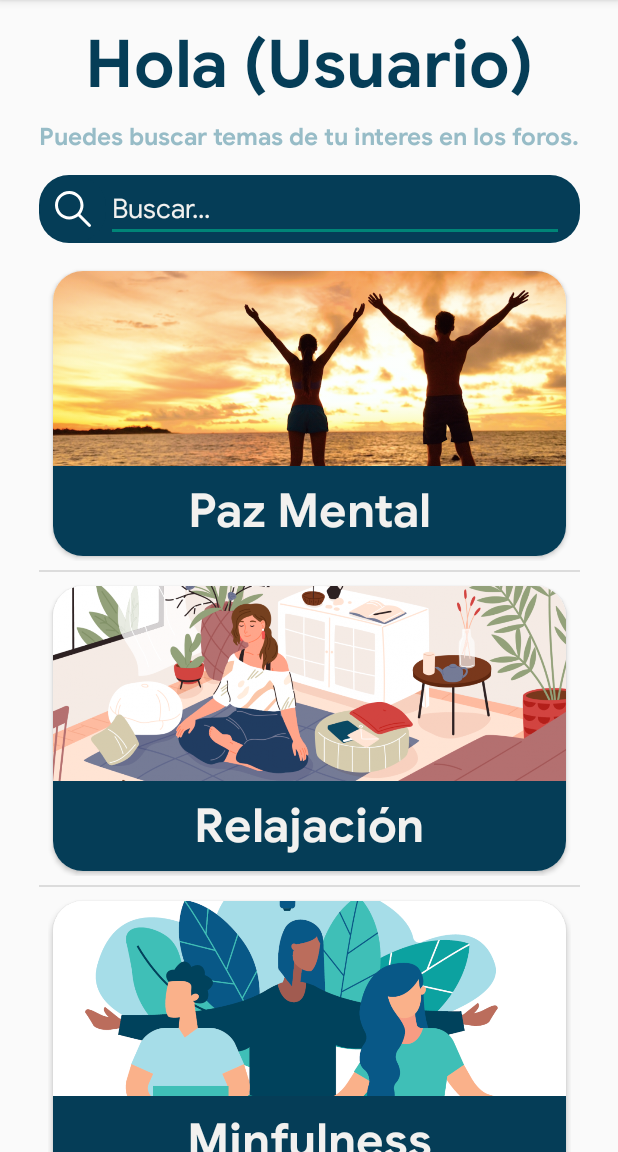
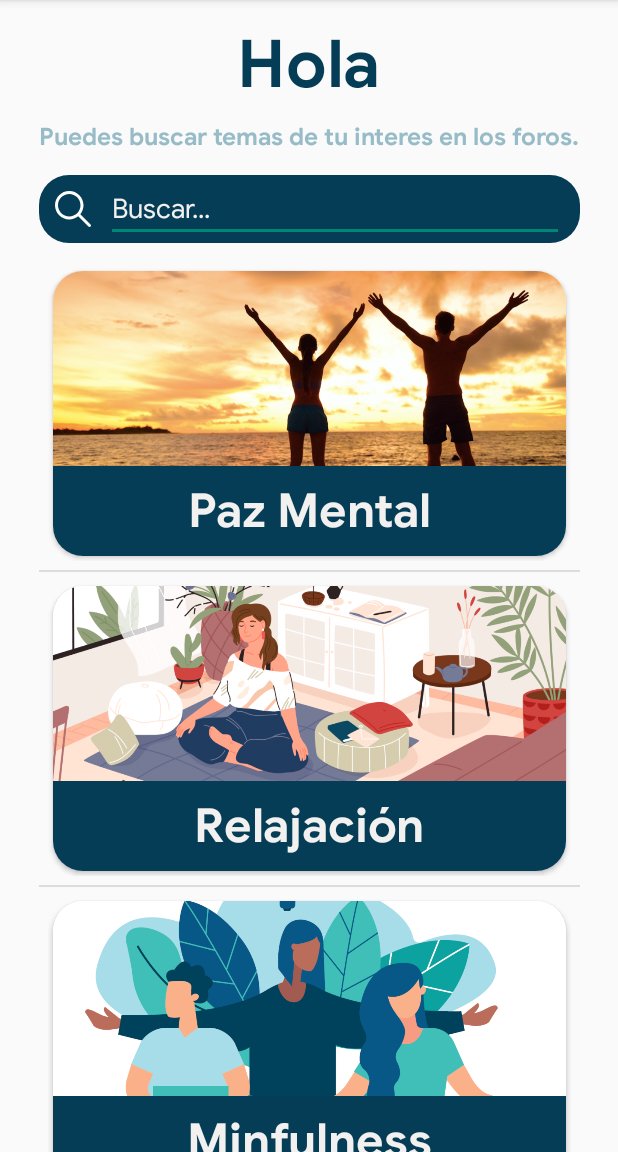
Before and after one commit to luisanuneze/mindmatters-app, an Android app: the ForumActivity screen opened directly, with no data from a screen before it, on a phone screen of 412 x 824 dp, the part 84-1236 px from its top. Run offline under Robolectric (Android 15) with nearby library versions, the phone set to English and light mode, and no system bars.

Commit message:
Unificando el proyecto

```diff
--- a/app/src/main/AndroidManifest.xml
+++ b/app/src/main/AndroidManifest.xml
@@ -9,7 +9,10 @@
         android:roundIcon="@mipmap/ic_launcher_round"
         android:supportsRtl="true"
         android:theme="@style/Theme.MindMattersApp">
+        <activity android:name=".models.PaginaDiario"></activity>
+        <activity android:name=".models.MainDiario" />
         <activity android:name=".activities.ForumActivity"></activity>
+        <activity android:name=".activities.forum.ForumWebActivity"></activity>
         <activity android:name=".register" />
         <activity android:name=".MainActivity">
             <intent-filter>
--- a/app/src/main/java/com/example/mindmattersapp/adapters/ForumAdapter.java
+++ b/app/src/main/java/com/example/mindmattersapp/adapters/ForumAdapter.java
@@ -1,5 +1,7 @@
 package com.example.mindmattersapp.adapters;
 
+import android.content.Context;
+import android.content.Intent;
 import android.view.LayoutInflater;
 import android.view.View;
 import android.view.ViewGroup;
@@ -7,10 +9,12 @@ import android.widget.ImageView;
 import android.widget.TextView;
 
 import androidx.annotation.NonNull;
+import androidx.cardview.widget.CardView;
 import androidx.recyclerview.widget.RecyclerView;
 
 import com.example.mindmattersapp.R;
 import com.example.mindmattersapp.activities.ForumActivity;
+import com.example.mindmattersapp.activities.forum.ForumWebActivity;
 import com.example.mindmattersapp.models.Topics;
 
 import java.util.List;
@@ -33,6 +37,8 @@ public class ForumAdapter extends RecyclerView.Adapter<ForumAdapter.ViewHolder>
     public void onBindViewHolder(@NonNull ViewHolder holder, int position) {
         holder.topicImg.setImageResource(topicsList.get(position).getIdTopicImg());
         holder.topicTitle.setText(topicsList.get(position).getTitulo());
+
+        holder.setOnClickListeners();
     }
 
     @Override
@@ -40,14 +46,29 @@ public class ForumAdapter extends RecyclerView.Adapter<ForumAdapter.ViewHolder>
         return topicsList.size();
     }
 
-    public class ViewHolder extends RecyclerView.ViewHolder {
+    public class ViewHolder extends RecyclerView.ViewHolder implements View.OnClickListener {
+        private CardView topicCard;
         private ImageView topicImg;
         private TextView topicTitle;
+        private Context context;
 
         public ViewHolder(@NonNull View itemView) {
             super(itemView);
+            context = itemView.getContext();
+
             topicImg = (ImageView) itemView.findViewById(R.id.topicImg);
             topicTitle = (TextView) itemView.findViewById(R.id.topicTitle);
+            topicCard = itemView.findViewById(R.id.cardViewPokemonTopic);
+        }
+
+        public void setOnClickListeners() {
+            topicCard.setOnClickListener(this);
+        }
+
+        @Override
+        public void onClick(View v) {
+            Intent intent = new Intent(context, ForumWebActivity.class);
+            context.startActivity(intent);
         }
     }
 }
--- a/app/src/main/res/layout/activity_main.xml
+++ b/app/src/main/res/layout/activity_main.xml
@@ -48,8 +48,8 @@
 
     <EditText
         android:id="@+id/tv_user"
-        android:layout_width="357dp"
-        android:layout_height="42dp"
+        android:layout_width="0dp"
+        android:layout_height="wrap_content"
         android:layout_marginStart="21dp"
         android:layout_marginLeft="21dp"
         android:layout_marginTop="322dp"
@@ -68,7 +68,7 @@
     <EditText
         android:id="@+id/tv_pass"
         android:layout_width="357dp"
-        android:layout_height="42dp"
+        android:layout_height="wrap_content"
         android:layout_marginStart="23dp"
         android:layout_marginLeft="23dp"
         android:layout_marginTop="414dp"
--- a/app/src/main/res/layout/forum_item.xml
+++ b/app/src/main/res/layout/forum_item.xml
@@ -9,7 +9,7 @@
 
     <!-- A CardView that contains a TextView -->
     <androidx.cardview.widget.CardView
-        android:id="@+id/cardViewPokemon"
+        android:id="@+id/cardViewPokemonTopic"
         android:layout_gravity="center"
         android:layout_width="match_parent"
         android:layout_height="190dp"
--- a/app/src/main/res/values/strings.xml
+++ b/app/src/main/res/values/strings.xml
@@ -11,10 +11,7 @@
     <string name="bienvenido_diario">Bienvenido a tu Diario</string>
 
     <!--FORUM ACTIVITY STRINGS-->
-    <string name="forumWelcome">Hola (Usuario)</string>
+    <string name="forumWelcome">Hola</string>
     <string name="forumMessage">Puedes buscar temas de tu interes en los foros.</string>
     <string name="forumHint">Buscar...</string>
-    <!-- TODO: Remove or change this placeholder text -->
-    <string name="hello_blank_fragment">Hello blank fragment</string>
-
 </resources>
```
Also changed, not shown: 22 other files.
